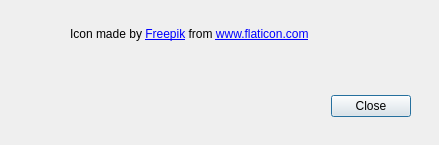
jeremydumais/TheWarrior, file mapEditor/src/imageAttributionsForm.ui: the form before one commit.
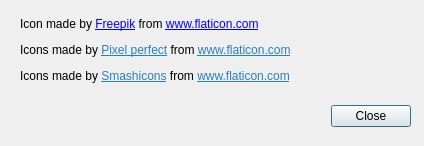
The form after the commit. Icons and pictures are not drawn.

Commit message: -Add icons to the tool bar -Solve the small line under each texture.

```diff
--- a/mapEditor/src/imageAttributionsForm.ui
+++ b/mapEditor/src/imageAttributionsForm.ui
@@ -6,8 +6,8 @@
    <rect>
     <x>0</x>
     <y>0</y>
-    <width>439</width>
-    <height>145</height>
+    <width>424</width>
+    <height>146</height>
    </rect>
   </property>
   <property name="windowTitle">
@@ -21,7 +21,7 @@
    <property name="geometry">
     <rect>
      <x>330</x>
-     <y>90</y>
+     <y>100</y>
      <width>81</width>
      <height>32</height>
     </rect>
@@ -33,39 +33,17 @@
     <set>QDialogButtonBox::Close</set>
    </property>
   </widget>
-  <widget class="QLabel" name="label_3">
-   <property name="geometry">
-    <rect>
-     <x>20</x>
-     <y>20</y>
-     <width>32</width>
-     <height>32</height>
-    </rect>
-   </property>
-   <property name="text">
-    <string/>
-   </property>
-   <property name="pixmap">
-    <pixmap resource="../res/global.qrc">:/MapEditor Icon.png</pixmap>
-   </property>
-   <property name="scaledContents">
-    <bool>true</bool>
-   </property>
-   <property name="wordWrap">
-    <bool>false</bool>
-   </property>
-  </widget>
   <widget class="QLabel" name="label">
    <property name="geometry">
     <rect>
-     <x>70</x>
-     <y>19</y>
+     <x>20</x>
+     <y>10</y>
      <width>401</width>
-     <height>31</height>
+     <height>81</height>
     </rect>
    </property>
    <property name="text">
-    <string>&lt;html&gt;&lt;head/&gt;&lt;body&gt;&lt;p&gt;Icon made by &lt;a href=&quot;https://www.flaticon.com/fr/auteurs/freepik&quot;&gt;&lt;span style=&quot; text-decoration: underline; color:#0000ff;&quot;&gt;Freepik&lt;/span&gt;&lt;/a&gt; from &lt;a href=&quot;https://www.flaticon.com&quot;&gt;&lt;span style=&quot; text-decoration: underline; color:#0000ff;&quot;&gt;www.flaticon.com&lt;/span&gt;&lt;/a&gt;&lt;/p&gt;&lt;/body&gt;&lt;/html&gt;</string>
+    <string>&lt;html&gt;&lt;head/&gt;&lt;body&gt;&lt;p&gt;Icon made by &lt;a href=&quot;https://www.flaticon.com/fr/auteurs/freepik&quot;&gt;&lt;span style=&quot; text-decoration: underline; color:#0000ff;&quot;&gt;Freepik&lt;/span&gt;&lt;/a&gt; from &lt;a href=&quot;https://www.flaticon.com&quot;&gt;&lt;span style=&quot; text-decoration: underline; color:#0000ff;&quot;&gt;www.flaticon.com&lt;/span&gt;&lt;/a&gt;&lt;/p&gt;&lt;p&gt;Icons made by &lt;a href=&quot;https://www.flaticon.com/authors/pixel-perfect&quot;&gt;&lt;span style=&quot; text-decoration: underline; color:#2980b9;&quot;&gt;Pixel perfect&lt;/span&gt;&lt;/a&gt; from &lt;a href=&quot;https://www.flaticon.com/&quot;&gt;&lt;span style=&quot; text-decoration: underline; color:#2980b9;&quot;&gt;www.flaticon.com&lt;/span&gt;&lt;/a&gt;&lt;/p&gt;&lt;p&gt;Icons made by &lt;a href=&quot;https://www.flaticon.com/authors/smashicons&quot;&gt;&lt;span style=&quot; text-decoration: underline; color:#2980b9;&quot;&gt;Smashicons&lt;/span&gt;&lt;/a&gt; from &lt;a href=&quot;https://www.flaticon.com/&quot;&gt;&lt;span style=&quot; text-decoration: underline; color:#2980b9;&quot;&gt;www.flaticon.com&lt;/span&gt;&lt;/a&gt;&lt;/p&gt;&lt;/body&gt;&lt;/html&gt;</string>
    </property>
    <property name="textFormat">
     <enum>Qt::RichText</enum>
```
The commit also changes 16 other files.
